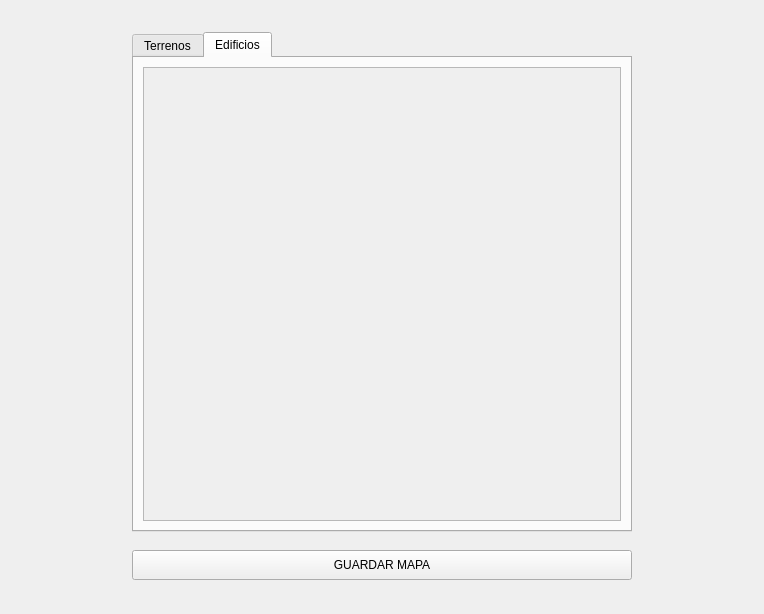
Before: the Qt Designer form ui/Editor.ui in santiago-alvarezjulia/EditorMapa, drawn with Qt 5.
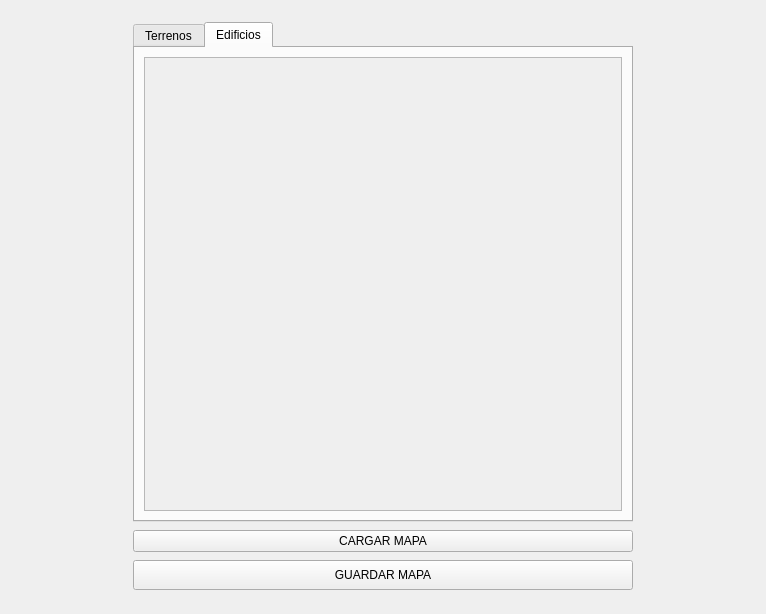
After: the same form once the commit is applied. The open tabs and pages were chosen to show the change.

Commit message: QFileDialog para cargar un mapa

Patch:
```diff
--- a/ui/Editor.ui
+++ b/ui/Editor.ui
@@ -6,7 +6,7 @@
    <rect>
     <x>0</x>
     <y>0</y>
-    <width>764</width>
+    <width>766</width>
     <height>614</height>
    </rect>
   </property>
@@ -117,8 +117,8 @@
                 <rect>
                  <x>0</x>
                  <y>0</y>
-                 <width>98</width>
-                 <height>28</height>
+                 <width>344</width>
+                 <height>455</height>
                 </rect>
                </property>
                <widget class="QWidget" name="gridLayoutWidget_3">
@@ -139,6 +139,13 @@
           </widget>
          </widget>
         </item>
+        <item>
+         <widget class="QPushButton" name="botonCargarMapa">
+          <property name="text">
+           <string>CARGAR MAPA</string>
+          </property>
+         </widget>
+        </item>
         <item>
          <widget class="QPushButton" name="botonGuardarMapa">
           <property name="sizePolicy">
```
Left out of the diff: 2 changed lines with no effect on the pictures. The commit also changes 4 other files.
